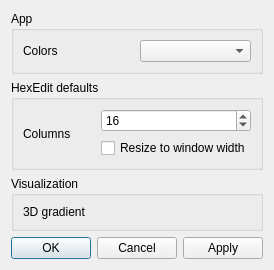
codilime/veles, file src/ui/dialogs/optionsdialog.ui: the form before one commit.
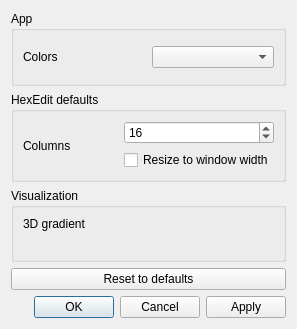
The form after the commit.

Commit message: Add reset to defaults button to options

The edit to the form file:
```diff
--- a/src/ui/dialogs/optionsdialog.ui
+++ b/src/ui/dialogs/optionsdialog.ui
@@ -6,8 +6,8 @@
    <rect>
     <x>0</x>
     <y>0</y>
-    <width>223</width>
-    <height>266</height>
+    <width>297</width>
+    <height>329</height>
    </rect>
   </property>
   <property name="windowTitle">
@@ -117,6 +117,13 @@
      </layout>
     </widget>
    </item>
+   <item>
+    <widget class="QPushButton" name="resetToDefaultsButton">
+     <property name="text">
+      <string>Reset to defaults</string>
+     </property>
+    </widget>
+   </item>
    <item>
     <widget class="QDialogButtonBox" name="buttonBox">
      <property name="orientation">
```
The commit also changes 8 other files.
